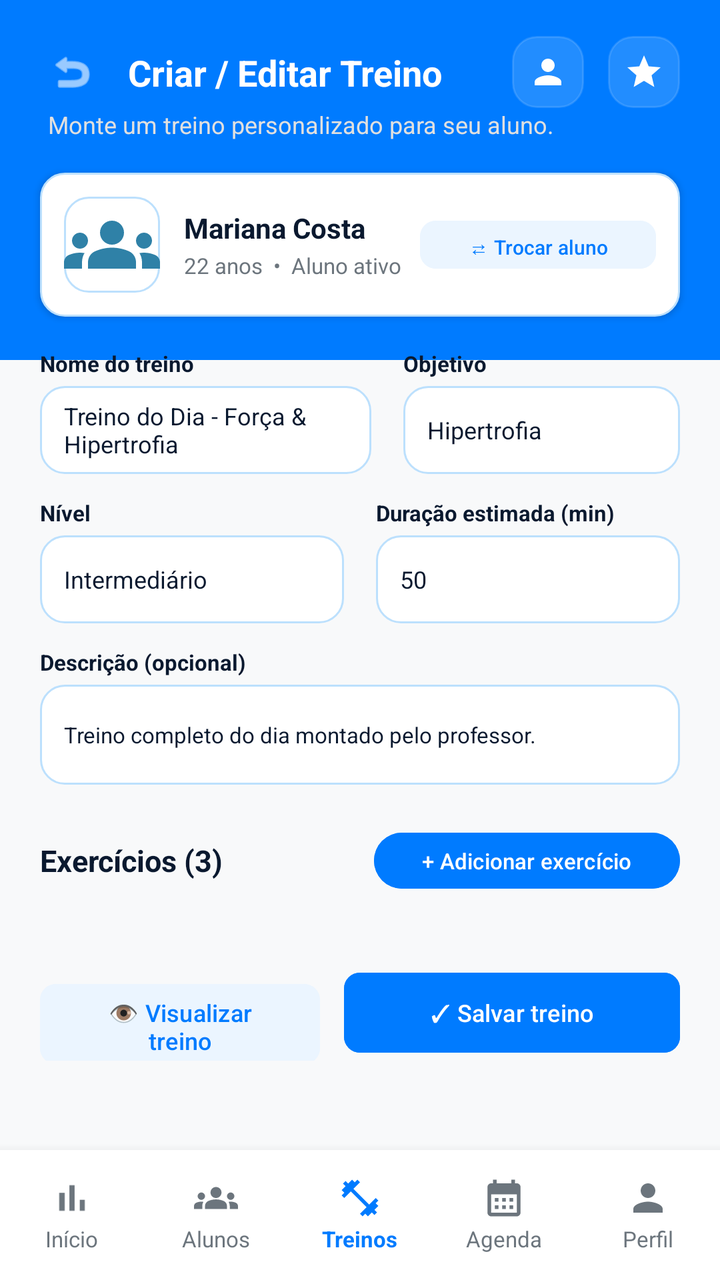
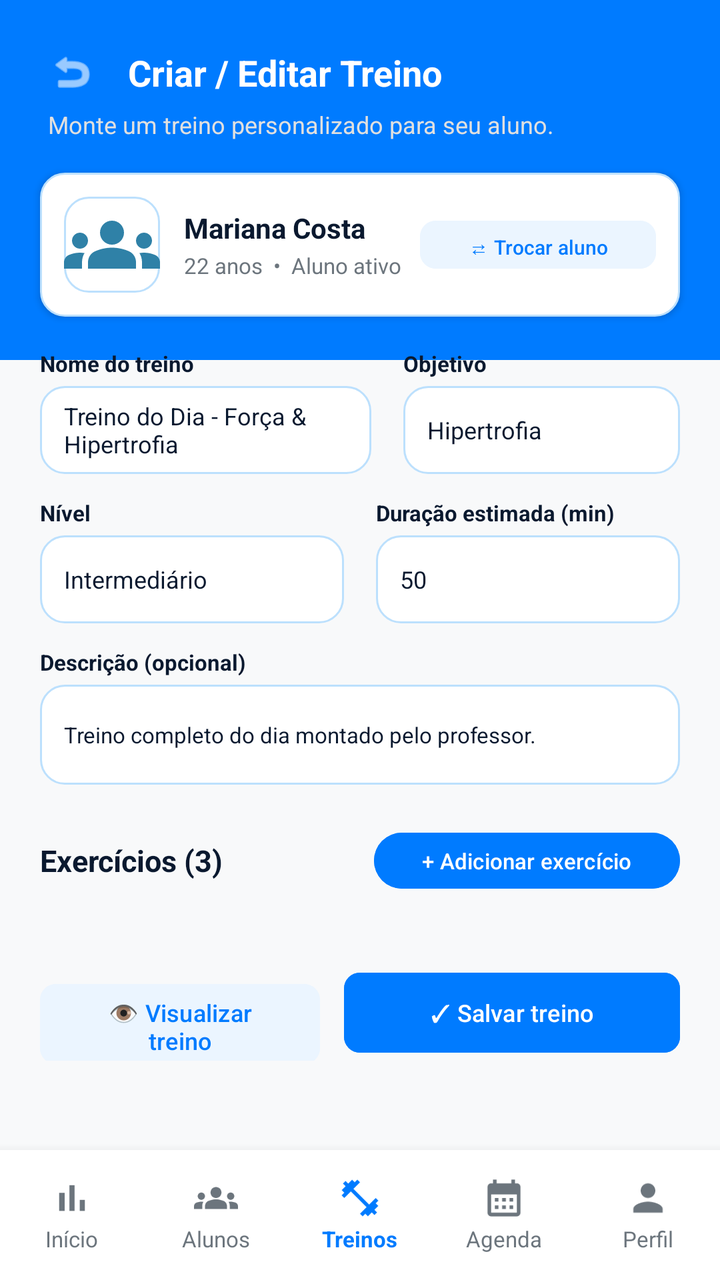

An Android layout rendered at two revisions. The XML below is the earlier revision; the diff shows what the commit changed to produce the second picture.
<!-- AndroidManifest.xml: application theme Theme.MyApplication -->
<!-- res/layout/activity_create_workout.xml -->
<?xml version="1.0" encoding="utf-8"?>
<androidx.constraintlayout.widget.ConstraintLayout xmlns:android="http://schemas.android.com/apk/res/android"
    xmlns:app="http://schemas.android.com/apk/res-auto"
    xmlns:tools="http://schemas.android.com/tools"
    android:layout_width="match_parent"
    android:layout_height="match_parent"
    android:background="#F8F9FA">

    
    <ScrollView
        android:layout_width="match_parent"
        android:layout_height="0dp"
        android:fillViewport="true"
        app:layout_constraintBottom_toTopOf="@+id/bottomNavigation"
        app:layout_constraintEnd_toEndOf="parent"
        app:layout_constraintStart_toStartOf="parent"
        app:layout_constraintTop_toTopOf="parent">

        <androidx.constraintlayout.widget.ConstraintLayout
            android:layout_width="match_parent"
            android:layout_height="wrap_content"
            android:paddingBottom="24dp">

            
            <View
                android:id="@+id/headerBg"
                android:layout_width="0dp"
                android:layout_height="180dp"
                android:background="#007BFF"
                app:layout_constraintEnd_toEndOf="parent"
                app:layout_constraintStart_toStartOf="parent"
                app:layout_constraintTop_toTopOf="parent" />

            
            <ImageView
                android:id="@+id/btnBack"
                android:layout_width="24dp"
                android:layout_height="24dp"
                android:layout_marginStart="24dp"
                android:layout_marginTop="24dp"
                android:src="@android:drawable/ic_menu_revert"
                app:tint="@android:color/white"
                app:layout_constraintStart_toStartOf="parent"
                app:layout_constraintTop_toTopOf="parent" />

            
            <TextView
                android:id="@+id/txtTitle"
                android:layout_width="wrap_content"
                android:layout_height="wrap_content"
                android:layout_marginStart="16dp"
                android:text="Criar / Editar Treino"
                android:textColor="@android:color/white"
                android:textSize="18sp"
                android:textStyle="bold"
                app:layout_constraintBottom_toBottomOf="@+id/btnBack"
                app:layout_constraintStart_toEndOf="@+id/btnBack"
                app:layout_constraintTop_toTopOf="@+id/btnBack" />

            
            <ImageView
                android:id="@+id/btnSaveTop"
                android:layout_width="36dp"
                android:layout_height="36dp"
                android:layout_marginEnd="12dp"
                android:layout_marginTop="18dp"
                android:background="@drawable/bg_input_rounded"
                android:backgroundTint="#22FFFFFF"
                android:padding="8dp"
                android:src="@drawable/baseline_person_24"
                app:tint="@android:color/white"
                app:layout_constraintEnd_toStartOf="@+id/btnMore"
                app:layout_constraintTop_toTopOf="parent" />

            <ImageView
                android:id="@+id/btnMore"
                android:layout_width="36dp"
                android:layout_height="36dp"
                android:layout_marginEnd="20dp"
                android:layout_marginTop="18dp"
                android:background="@drawable/bg_input_rounded"
                android:backgroundTint="#22FFFFFF"
                android:padding="8dp"
                android:src="@drawable/baseline_star_24"
                app:tint="@android:color/white"
                app:layout_constraintEnd_toEndOf="parent"
                app:layout_constraintTop_toTopOf="parent" />

            
            <TextView
                android:id="@+id/txtSub"
                android:layout_width="wrap_content"
                android:layout_height="wrap_content"
                android:layout_marginStart="24dp"
                android:layout_marginTop="6dp"
                android:text="Monte um treino personalizado para seu aluno."
                android:textColor="#E0E0E0"
                android:textSize="12sp"
                app:layout_constraintStart_toStartOf="parent"
                app:layout_constraintTop_toBottomOf="@+id/btnBack" />

            
            <LinearLayout
                android:id="@+id/cardSelectedStudent"
                android:layout_width="0dp"
                android:layout_height="wrap_content"
                android:layout_marginStart="20dp"
                android:layout_marginEnd="20dp"
                android:layout_marginTop="16dp"
                android:background="@drawable/bg_input_rounded"
                android:gravity="center_vertical"
                android:orientation="horizontal"
                android:padding="12dp"
                android:elevation="2dp"
                app:layout_constraintEnd_toEndOf="parent"
                app:layout_constraintStart_toStartOf="parent"
                app:layout_constraintTop_toBottomOf="@+id/txtSub">

                <ImageView
                    android:layout_width="48dp"
                    android:layout_height="48dp"
                    android:background="@drawable/bg_input_rounded"
                    android:scaleType="centerCrop"
                    android:src="@drawable/baseline_groups_24" />

                <LinearLayout
                    android:layout_width="0dp"
                    android:layout_height="wrap_content"
                    android:layout_weight="1"
                    android:layout_marginStart="12dp"
                    android:orientation="vertical">

                    <TextView
                        android:id="@+id/txtSelectedStudentName"
                        android:layout_width="wrap_content"
                        android:layout_height="wrap_content"
                        android:text="Mariana Costa"
                        android:textColor="#0A192F"
                        android:textSize="14sp"
                        android:textStyle="bold" />

                    <TextView
                        android:id="@+id/txtSelectedStudentInfo"
                        android:layout_width="wrap_content"
                        android:layout_height="wrap_content"
                        android:layout_marginTop="2dp"
                        android:text="22 anos  •  Aluno ativo"
                        android:textColor="#6C757D"
                        android:textSize="11sp" />
                </LinearLayout>

                <Button
                    android:id="@+id/btnChangeStudent"
                    android:layout_width="wrap_content"
                    android:layout_height="32dp"
                    android:backgroundTint="#EBF5FF"
                    android:text="⇄ Trocar aluno"
                    android:textAllCaps="false"
                    android:textColor="#007BFF"
                    android:textSize="10sp"
                    app:cornerRadius="8dp" />
            </LinearLayout>

            
            
            <LinearLayout
                android:id="@+id/rowForm1"
                android:layout_width="0dp"
                android:layout_height="wrap_content"
                android:layout_marginStart="20dp"
                android:layout_marginEnd="20dp"
                android:layout_marginTop="16dp"
                android:orientation="horizontal"
                app:layout_constraintEnd_toEndOf="parent"
                app:layout_constraintStart_toStartOf="parent"
                app:layout_constraintTop_toBottomOf="@+id/cardSelectedStudent">

                <LinearLayout
                    android:layout_width="0dp"
                    android:layout_height="wrap_content"
                    android:layout_weight="1.2"
                    android:layout_marginEnd="8dp"
                    android:orientation="vertical">
                    <TextView android:layout_width="wrap_content" android:layout_height="wrap_content" android:text="Nome do treino" android:textColor="#0A192F" android:textSize="11sp" android:textStyle="bold" android:layout_marginBottom="4dp"/>
                    <EditText
                        android:id="@+id/edtWorkoutTitle"
                        android:layout_width="match_parent"
                        android:layout_height="44dp"
                        android:background="@drawable/bg_input_rounded"
                        android:text="Treino do Dia - Força &amp; Hipertrofia"
                        android:textColor="#0A192F"
                        android:textSize="12sp"
                        android:paddingHorizontal="12dp"/>
                </LinearLayout>

                <LinearLayout
                    android:layout_width="0dp"
                    android:layout_height="wrap_content"
                    android:layout_weight="1"
                    android:layout_marginStart="8dp"
                    android:orientation="vertical">
                    <TextView android:layout_width="wrap_content" android:layout_height="wrap_content" android:text="Objetivo" android:textColor="#0A192F" android:textSize="11sp" android:textStyle="bold" android:layout_marginBottom="4dp"/>
                    <EditText
                        android:id="@+id/edtWorkoutGoal"
                        android:layout_width="match_parent"
                        android:layout_height="44dp"
                        android:background="@drawable/bg_input_rounded"
                        android:text="Hipertrofia"
                        android:textColor="#0A192F"
                        android:textSize="12sp"
                        android:paddingHorizontal="12dp"/>
                </LinearLayout>
            </LinearLayout>

            
            <LinearLayout
                android:id="@+id/rowForm2"
                android:layout_width="0dp"
                android:layout_height="wrap_content"
                android:layout_marginStart="20dp"
                android:layout_marginEnd="20dp"
                android:layout_marginTop="12dp"
                android:orientation="horizontal"
                app:layout_constraintEnd_toEndOf="parent"
                app:layout_constraintStart_toStartOf="parent"
                app:layout_constraintTop_toBottomOf="@+id/rowForm1">

                <LinearLayout
                    android:layout_width="0dp"
                    android:layout_height="wrap_content"
                    android:layout_weight="1"
                    android:layout_marginEnd="8dp"
                    android:orientation="vertical">
                    <TextView android:layout_width="wrap_content" android:layout_height="wrap_content" android:text="Nível" android:textColor="#0A192F" android:textSize="11sp" android:textStyle="bold" android:layout_marginBottom="4dp"/>
                    <EditText
                        android:id="@+id/edtWorkoutLevel"
                        android:layout_width="match_parent"
                        android:layout_height="44dp"
                        android:background="@drawable/bg_input_rounded"
                        android:text="Intermediário"
                        android:textColor="#0A192F"
                        android:textSize="12sp"
                        android:paddingHorizontal="12dp"/>
                </LinearLayout>

                <LinearLayout
                    android:layout_width="0dp"
                    android:layout_height="wrap_content"
                    android:layout_weight="1"
                    android:layout_marginStart="8dp"
                    android:orientation="vertical">
                    <TextView android:layout_width="wrap_content" android:layout_height="wrap_content" android:text="Duração estimada (min)" android:textColor="#0A192F" android:textSize="11sp" android:textStyle="bold" android:layout_marginBottom="4dp"/>
                    <EditText
                        android:id="@+id/edtWorkoutDuration"
                        android:layout_width="match_parent"
                        android:layout_height="44dp"
                        android:background="@drawable/bg_input_rounded"
                        android:inputType="number"
                        android:text="50"
                        android:textColor="#0A192F"
                        android:textSize="12sp"
                        android:paddingHorizontal="12dp"/>
                </LinearLayout>
            </LinearLayout>

            
            <LinearLayout
                android:id="@+id/rowForm3"
                android:layout_width="0dp"
                android:layout_height="wrap_content"
                android:layout_marginStart="20dp"
                android:layout_marginEnd="20dp"
                android:layout_marginTop="12dp"
                android:orientation="vertical"
                app:layout_constraintEnd_toEndOf="parent"
                app:layout_constraintStart_toStartOf="parent"
                app:layout_constraintTop_toBottomOf="@+id/rowForm2">
                <TextView android:layout_width="wrap_content" android:layout_height="wrap_content" android:text="Descrição (opcional)" android:textColor="#0A192F" android:textSize="11sp" android:textStyle="bold" android:layout_marginBottom="4dp"/>
                <EditText
                    android:id="@+id/edtWorkoutDescription"
                    android:layout_width="match_parent"
                    android:layout_height="50dp"
                    android:background="@drawable/bg_input_rounded"
                    android:text="Treino completo do dia montado pelo professor."
                    android:textColor="#0A192F"
                    android:textSize="11sp"
                    android:paddingHorizontal="12dp"/>
            </LinearLayout>

            
            <LinearLayout
                android:id="@+id/headerExercises"
                android:layout_width="0dp"
                android:layout_height="wrap_content"
                android:layout_marginStart="20dp"
                android:layout_marginEnd="20dp"
                android:layout_marginTop="20dp"
                android:gravity="center_vertical"
                android:orientation="horizontal"
                app:layout_constraintEnd_toEndOf="parent"
                app:layout_constraintStart_toStartOf="parent"
                app:layout_constraintTop_toBottomOf="@+id/rowForm3">

                <TextView
                    android:id="@+id/txtExercisesCount"
                    android:layout_width="0dp"
                    android:layout_height="wrap_content"
                    android:layout_weight="1"
                    android:text="Exercícios (3)"
                    android:textColor="#0A192F"
                    android:textSize="15sp"
                    android:textStyle="bold" />

                <Button
                    android:id="@+id/btnAddExercise"
                    android:layout_width="wrap_content"
                    android:layout_height="36dp"
                    android:backgroundTint="#007BFF"
                    android:text="+ Adicionar exercício"
                    android:textAllCaps="false"
                    android:textColor="@android:color/white"
                    android:textSize="11sp"
                    app:cornerRadius="18dp" />
            </LinearLayout>

            
            <androidx.recyclerview.widget.RecyclerView
                android:id="@+id/recyclerExercises"
                android:layout_width="0dp"
                android:layout_height="wrap_content"
                android:layout_marginStart="20dp"
                android:layout_marginEnd="20dp"
                android:layout_marginTop="10dp"
                android:nestedScrollingEnabled="false"
                tools:listitem="@layout/item_exercise"
                app:layout_constraintEnd_toEndOf="parent"
                app:layout_constraintStart_toStartOf="parent"
                app:layout_constraintTop_toBottomOf="@+id/headerExercises" />

            
            <LinearLayout
                android:id="@+id/layoutBottomButtons"
                android:layout_width="0dp"
                android:layout_height="wrap_content"
                android:layout_marginStart="20dp"
                android:layout_marginEnd="20dp"
                android:layout_marginTop="24dp"
                android:orientation="horizontal"
                app:layout_constraintEnd_toEndOf="parent"
                app:layout_constraintStart_toStartOf="parent"
                app:layout_constraintTop_toBottomOf="@+id/recyclerExercises">

                <Button
                    android:id="@+id/btnPreviewWorkout"
                    android:layout_width="0dp"
                    android:layout_height="48dp"
                    android:layout_weight="1"
                    android:layout_marginEnd="6dp"
                    android:backgroundTint="#EBF5FF"
                    android:text="👁️ Visualizar treino"
                    android:textAllCaps="false"
                    android:textColor="#007BFF"
                    android:textSize="12sp"
                    app:cornerRadius="8dp" />

                <Button
                    android:id="@+id/btnSaveWorkout"
                    android:layout_width="0dp"
                    android:layout_height="48dp"
                    android:layout_weight="1.2"
                    android:layout_marginStart="6dp"
                    android:backgroundTint="#007BFF"
                    android:text="✓ Salvar treino"
                    android:textAllCaps="false"
                    android:textColor="@android:color/white"
                    android:textSize="12sp"
                    app:cornerRadius="8dp" />
            </LinearLayout>

        </androidx.constraintlayout.widget.ConstraintLayout>
    </ScrollView>

    
    <LinearLayout
        android:id="@+id/bottomNavigation"
        android:layout_width="match_parent"
        android:layout_height="65dp"
        android:background="@android:color/white"
        android:elevation="8dp"
        android:orientation="horizontal"
        app:layout_constraintBottom_toBottomOf="parent">

        <LinearLayout android:id="@+id/navInicio" android:layout_width="0dp" android:layout_height="match_parent" android:layout_weight="1" android:gravity="center" android:orientation="vertical">
            <ImageView android:layout_width="22dp" android:layout_height="22dp" android:src="@drawable/baseline_bar_chart_24" app:tint="#6C757D" />
            <TextView android:layout_width="wrap_content" android:layout_height="wrap_content" android:layout_marginTop="2dp" android:text="Início" android:textColor="#6C757D" android:textSize="11sp" />
        </LinearLayout>

        <LinearLayout android:id="@+id/navAlunos" android:layout_width="0dp" android:layout_height="match_parent" android:layout_weight="1" android:gravity="center" android:orientation="vertical">
            <ImageView android:layout_width="22dp" android:layout_height="22dp" android:src="@drawable/baseline_groups_24" app:tint="#6C757D" />
            <TextView android:layout_width="wrap_content" android:layout_height="wrap_content" android:layout_marginTop="2dp" android:text="Alunos" android:textColor="#6C757D" android:textSize="11sp" />
        </LinearLayout>

        
        <LinearLayout android:id="@+id/navTreinos" android:layout_width="0dp" android:layout_height="match_parent" android:layout_weight="1" android:gravity="center" android:orientation="vertical">
            <ImageView android:layout_width="22dp" android:layout_height="22dp" android:src="@drawable/baseline_fitness_center_24" app:tint="#007BFF" />
            <TextView android:layout_width="wrap_content" android:layout_height="wrap_content" android:layout_marginTop="2dp" android:text="Treinos" android:textColor="#007BFF" android:textSize="11sp" android:textStyle="bold" />
        </LinearLayout>

        <LinearLayout android:id="@+id/navAgenda" android:layout_width="0dp" android:layout_height="match_parent" android:layout_weight="1" android:gravity="center" android:orientation="vertical">
            <ImageView android:layout_width="22dp" android:layout_height="22dp" android:src="@drawable/baseline_calendar_month_24" app:tint="#6C757D" />
            <TextView android:layout_width="wrap_content" android:layout_height="wrap_content" android:layout_marginTop="2dp" android:text="Agenda" android:textColor="#6C757D" android:textSize="11sp" />
        </LinearLayout>

        <LinearLayout android:id="@+id/navPerfil" android:layout_width="0dp" android:layout_height="match_parent" android:layout_weight="1" android:gravity="center" android:orientation="vertical">
            <ImageView android:layout_width="22dp" android:layout_height="22dp" android:src="@drawable/baseline_person_24" app:tint="#6C757D" />
            <TextView android:layout_width="wrap_content" android:layout_height="wrap_content" android:layout_marginTop="2dp" android:text="Perfil" android:textColor="#6C757D" android:textSize="11sp" />
        </LinearLayout>

    </LinearLayout>

</androidx.constraintlayout.widget.ConstraintLayout>
<!-- res/layout/item_exercise.xml (included above) -->
<?xml version="1.0" encoding="utf-8"?>
<androidx.cardview.widget.CardView xmlns:android="http://schemas.android.com/apk/res/android"
    xmlns:app="http://schemas.android.com/apk/res-auto"
    android:layout_width="match_parent"
    android:layout_height="wrap_content"
    android:layout_marginBottom="12dp"
    app:cardCornerRadius="12dp"
    app:cardElevation="2dp">

    <androidx.constraintlayout.widget.ConstraintLayout
        android:layout_width="match_parent"
        android:layout_height="wrap_content"
        android:padding="12dp">

        
        <TextView
            android:id="@+id/tvOrder"
            android:layout_width="24dp"
            android:layout_height="24dp"
            android:background="@drawable/bg_button"
            android:gravity="center"
            android:text="1"
            android:textColor="@android:color/white"
            android:textSize="12sp"
            android:textStyle="bold"
            app:layout_constraintStart_toStartOf="parent"
            app:layout_constraintTop_toTopOf="parent" />

        
        <ImageView
            android:id="@+id/ivPhoto"
            android:layout_width="64dp"
            android:layout_height="64dp"
            android:layout_marginStart="12dp"
            android:background="#F0F0F0"
            android:padding="16dp"
            android:src="@drawable/ic_image_placeholder"
            app:layout_constraintStart_toEndOf="@id/tvOrder"
            app:layout_constraintTop_toTopOf="parent" />

        
        <TextView
            android:id="@+id/tvName"
            android:layout_width="0dp"
            android:layout_height="wrap_content"
            android:layout_marginStart="12dp"
            android:text="Nome do Exercício"
            android:textColor="#333333"
            android:textSize="16sp"
            android:textStyle="bold"
            app:layout_constraintEnd_toEndOf="parent"
            app:layout_constraintStart_toEndOf="@id/ivPhoto"
            app:layout_constraintTop_toTopOf="@id/ivPhoto" />

        <TextView
            android:id="@+id/tvMuscle"
            android:layout_width="0dp"
            android:layout_height="wrap_content"
            android:layout_marginStart="12dp"
            android:text="Grupo Muscular"
            android:textColor="#0066FF"
            android:textSize="12sp"
            android:textStyle="bold"
            app:layout_constraintEnd_toEndOf="parent"
            app:layout_constraintStart_toEndOf="@id/ivPhoto"
            app:layout_constraintTop_toBottomOf="@id/tvName" />

        <TextView
            android:id="@+id/tvDetails"
            android:layout_width="0dp"
            android:layout_height="wrap_content"
            android:layout_marginStart="12dp"
            android:layout_marginTop="4dp"
            android:text="3 séries | 10 repetições | 20 kg"
            android:textColor="#666666"
            android:textSize="12sp"
            app:layout_constraintEnd_toEndOf="parent"
            app:layout_constraintStart_toEndOf="@id/ivPhoto"
            app:layout_constraintTop_toBottomOf="@id/tvMuscle" />

    </androidx.constraintlayout.widget.ConstraintLayout>
</androidx.cardview.widget.CardView>
<!-- resources referenced by this layout -->
<resources>
  <!-- drawable baseline_bar_chart_24 (drawable) -->
  <vector xmlns:android="http://schemas.android.com/apk/res/android" android:height="24dp" android:tint="#3FA72F" android:viewportHeight="24" android:viewportWidth="24" android:width="24dp">
        
      <path android:fillColor="@android:color/white" android:pathData="M5,9.2h3L8,19L5,19zM10.6,5h2.8v14h-2.8zM16.2,13L19,13v6h-2.8z"/>
      
  </vector>
  <!-- drawable baseline_calendar_month_24 (drawable) -->
  <vector xmlns:android="http://schemas.android.com/apk/res/android" android:height="24dp" android:tint="#841EC7" android:viewportHeight="24" android:viewportWidth="24" android:width="24dp">
        
      <path android:fillColor="@android:color/white" android:pathData="M19,4h-1V2h-2v2H8V2H6v2H5C3.89,4 3.01,4.9 3.01,6L3,20c0,1.1 0.89,2 2,2h14c1.1,0 2,-0.9 2,-2V6C21,4.9 20.1,4 19,4zM19,20H5V10h14V20zM9,14H7v-2h2V14zM13,14h-2v-2h2V14zM17,14h-2v-2h2V14zM9,18H7v-2h2V18zM13,18h-2v-2h2V18zM17,18h-2v-2h2V18z"/>
      
  </vector>
  <!-- drawable baseline_fitness_center_24 (drawable) -->
  <vector xmlns:android="http://schemas.android.com/apk/res/android" android:height="24dp" android:tint="#3C3B3B" android:viewportHeight="24" android:viewportWidth="24" android:width="24dp">
        
      <path android:fillColor="@android:color/white" android:pathData="M20.57,14.86L22,13.43 20.57,12 17,15.57 8.43,7 12,3.43 10.57,2 9.14,3.43 7.71,2 5.57,4.14 4.14,2.71 2.71,4.14l1.43,1.43L2,7.71l1.43,1.43L2,10.57 3.43,12 7,8.43 15.57,17 12,20.57 13.43,22l1.43,-1.43L16.29,22l2.14,-2.14 1.43,1.43 1.43,-1.43 -1.43,-1.43L22,16.29z"/>
      
  </vector>
  <!-- drawable baseline_person_24 (drawable) -->
  <vector xmlns:android="http://schemas.android.com/apk/res/android" android:height="24dp" android:tint="#3C3B3B" android:viewportHeight="24" android:viewportWidth="24" android:width="24dp">
        
      <path android:fillColor="@android:color/white" android:pathData="M12,12c2.21,0 4,-1.79 4,-4s-1.79,-4 -4,-4 -4,1.79 -4,4 1.79,4 4,4zM12,14c-2.67,0 -8,1.34 -8,4v2h16v-2c0,-2.66 -5.33,-4 -8,-4z"/>
      
  </vector>
  <!-- drawable baseline_star_24 (drawable) -->
  <vector xmlns:android="http://schemas.android.com/apk/res/android" android:height="24dp" android:tint="#D7B42F" android:viewportHeight="24" android:viewportWidth="24" android:width="24dp">
        
      <path android:fillColor="@android:color/white" android:pathData="M12,17.27L18.18,21l-1.64,-7.03L22,9.24l-7.19,-0.61L12,2 9.19,8.63 2,9.24l5.46,4.73L5.82,21z"/>
      
  </vector>
  <!-- drawable bg_button (drawable) -->
  <shape xmlns:android="http://schemas.android.com/apk/res/android"
      android:shape="rectangle">
      <solid android:color="#0066FF"/>
      <corners android:radius="24dp"/>
  </shape>
  <!-- drawable bg_input_rounded (drawable) -->
  <?xml version="1.0" encoding="utf-8"?>
  <shape xmlns:android="http://schemas.android.com/apk/res/android"
      android:shape="rectangle">
      <solid android:color="@android:color/white" />
      <corners android:radius="12dp" />
      <stroke android:width="1dp" android:color="#BCE0FD" />
  </shape>
  <!-- drawable ic_image_placeholder (drawable) -->
  <vector xmlns:android="http://schemas.android.com/apk/res/android"
      android:width="24dp" android:height="24dp"
      android:viewportWidth="24" android:viewportHeight="24">
      <path android:fillColor="#B3CCFF" android:pathData="M21,19V5c0,-1.1 -0.9,-2 -2,-2H5c-1.1,0 -2,0.9 -2,2v14c0,1.1 0.9,2 2,2h14c1.1,0 2,-0.9 2,-2zM8.5,13.5l2.5,3.01L14.5,12l4.5,6H5l3.5,-4.5z"/>
  </vector>
  <style name="Theme.MyApplication" parent="Base.Theme.MyApplication" />
  <style name="Base.Theme.MyApplication" parent="Theme.Material3.DayNight.NoActionBar">
          
          
      </style>
  <!-- unchanged entries left out for length: 1 -->
</resources>

<!-- the commit's change to res/layout/activity_create_workout.xml (unified diff, before → after) -->
@@ -56,35 +56,6 @@
                 app:layout_constraintBottom_toBottomOf="@+id/btnBack"
                 app:layout_constraintStart_toEndOf="@+id/btnBack"
                 app:layout_constraintTop_toTopOf="@+id/btnBack" />
-
-            
-            <ImageView
-                android:id="@+id/btnSaveTop"
-                android:layout_width="36dp"
-                android:layout_height="36dp"
-                android:layout_marginEnd="12dp"
-                android:layout_marginTop="18dp"
-                android:background="@drawable/bg_input_rounded"
-                android:backgroundTint="#22FFFFFF"
-                android:padding="8dp"
-                android:src="@drawable/baseline_person_24"
-                app:tint="@android:color/white"
-                app:layout_constraintEnd_toStartOf="@+id/btnMore"
-                app:layout_constraintTop_toTopOf="parent" />
-
-            <ImageView
-                android:id="@+id/btnMore"
-                android:layout_width="36dp"
-                android:layout_height="36dp"
-                android:layout_marginEnd="20dp"
-                android:layout_marginTop="18dp"
-                android:background="@drawable/bg_input_rounded"
-                android:backgroundTint="#22FFFFFF"
-                android:padding="8dp"
-                android:src="@drawable/baseline_star_24"
-                app:tint="@android:color/white"
-                app:layout_constraintEnd_toEndOf="parent"
-                app:layout_constraintTop_toTopOf="parent" />
 
             
             <TextView
<!-- resource entries referenced after the edit -->
@@ -22,12 +22,6 @@
   <vector xmlns:android="http://schemas.android.com/apk/res/android" android:height="24dp" android:tint="#3C3B3B" android:viewportHeight="24" android:viewportWidth="24" android:width="24dp">
         
       <path android:fillColor="@android:color/white" android:pathData="M12,12c2.21,0 4,-1.79 4,-4s-1.79,-4 -4,-4 -4,1.79 -4,4 1.79,4 4,4zM12,14c-2.67,0 -8,1.34 -8,4v2h16v-2c0,-2.66 -5.33,-4 -8,-4z"/>
-      
-  </vector>
-  <!-- drawable baseline_star_24 (drawable) -->
-  <vector xmlns:android="http://schemas.android.com/apk/res/android" android:height="24dp" android:tint="#D7B42F" android:viewportHeight="24" android:viewportWidth="24" android:width="24dp">
-        
-      <path android:fillColor="@android:color/white" android:pathData="M12,17.27L18.18,21l-1.64,-7.03L22,9.24l-7.19,-0.61L12,2 9.19,8.63 2,9.24l5.46,4.73L5.82,21z"/>
       
   </vector>
   <!-- drawable bg_button (drawable) -->
